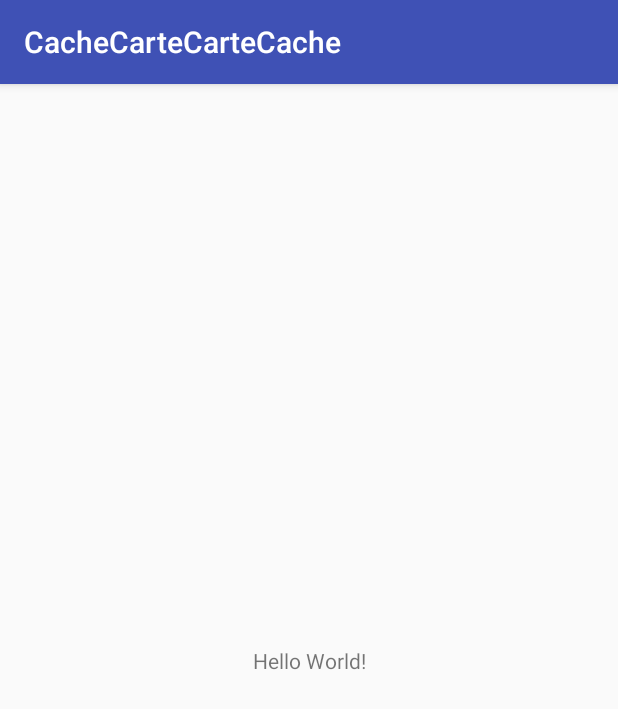
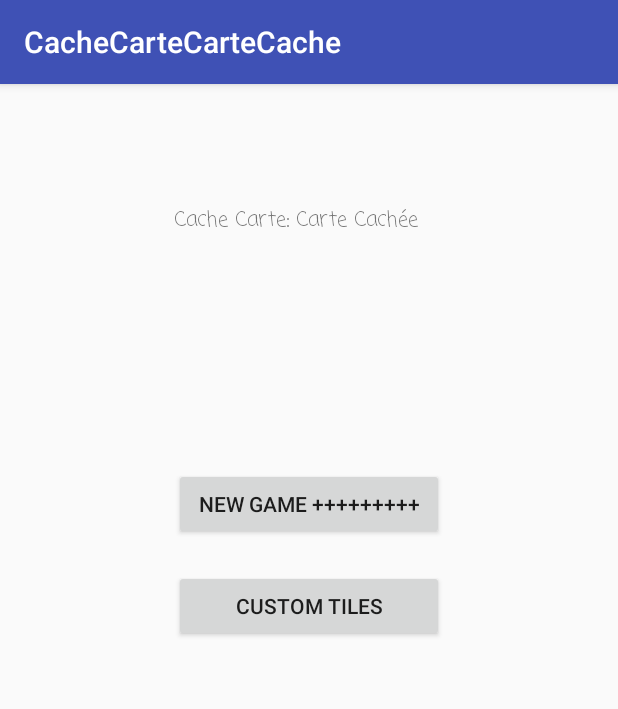
Before and after one commit to ThimbleDice/ProjetAndroid, an Android app: the screen it shows after launch (MainActivity), on a phone screen of 412 x 824 dp. Shown: the top 709 px of the screen. Run offline under Robolectric (Android 15) with nearby library versions, the phone set to English and light mode, and no system bars.

Commit message:
activity and shit

```diff
--- a/app/src/main/AndroidManifest.xml
+++ b/app/src/main/AndroidManifest.xml
@@ -16,6 +16,8 @@
                 <category android:name="android.intent.category.LAUNCHER" />
             </intent-filter>
         </activity>
+        <activity android:name=".GameActivity" />
+        <activity android:name=".CustomTilesActivity"></activity>
     </application>
 
 </manifest>
--- a/app/src/main/java/cachecartecartecache/emp/com/cachecartecartecache/MainActivity.java
+++ b/app/src/main/java/cachecartecartecache/emp/com/cachecartecartecache/MainActivity.java
@@ -1,7 +1,9 @@
 package cachecartecartecache.emp.com.cachecartecartecache;
 
+import android.content.Intent;
 import android.support.v7.app.AppCompatActivity;
 import android.os.Bundle;
+import android.view.View;
 
 public class MainActivity extends AppCompatActivity {
 
@@ -9,5 +11,31 @@ public class MainActivity extends AppCompatActivity {
     protected void onCreate(Bundle savedInstanceState) {
         super.onCreate(savedInstanceState);
         setContentView(R.layout.activity_main);
+        setListener();
+    }
+
+    private void setListener(){
+        findViewById(R.id.btn_play).setOnClickListener(new View.OnClickListener() {
+            @Override
+            public void onClick(View v) {
+                sendToNewGame();
+            }
+        });
+        findViewById(R.id.btn_custom).setOnClickListener(new View.OnClickListener() {
+            @Override
+            public void onClick(View v) {
+                sendToCustom();
+            }
+        });
+    }
+
+    private void sendToNewGame(){
+        Intent sendToNewGame = new Intent(this, GameActivity.class);
+        startActivity(sendToNewGame);
+    }
+
+    private void sendToCustom(){
+        Intent sendToCustomTiles = new Intent(this, CustomTilesActivity.class);
+        startActivity(sendToCustomTiles);
     }
 }
--- a/app/src/main/res/layout/activity_main.xml
+++ b/app/src/main/res/layout/activity_main.xml
@@ -6,13 +6,40 @@
     android:layout_height="match_parent"
     tools:context=".MainActivity">
 
+    <Button
+        android:id="@+id/btn_play"
+        android:layout_width="180dp"
+        android:layout_height="wrap_content"
+        android:layout_marginEnd="8dp"
+        android:layout_marginStart="8dp"
+        android:layout_marginTop="132dp"
+        android:text="New Game +++++++++"
+        app:layout_constraintEnd_toEndOf="parent"
+        app:layout_constraintStart_toStartOf="parent"
+        app:layout_constraintTop_toBottomOf="@+id/textView" />
+
+    <Button
+        android:id="@+id/btn_custom"
+        android:layout_width="180dp"
+        android:layout_height="wrap_content"
+        android:layout_marginEnd="8dp"
+        android:layout_marginStart="8dp"
+        android:layout_marginTop="20dp"
+        android:text="Custom Tiles"
+        app:layout_constraintEnd_toEndOf="parent"
+        app:layout_constraintStart_toStartOf="parent"
+        app:layout_constraintTop_toBottomOf="@+id/btn_play" />
+
     <TextView
-        android:layout_width="wrap_content"
-        android:layout_height="wrap_content"
-        android:text="Hello World!"
-        app:layout_constraintBottom_toBottomOf="parent"
-        app:layout_constraintLeft_toLeftOf="parent"
-        app:layout_constraintRight_toRightOf="parent"
+        android:id="@+id/textView"
+        android:layout_width="180dp"
+        android:layout_height="44dp"
+        android:layout_marginEnd="8dp"
+        android:layout_marginStart="8dp"
+        android:layout_marginTop="80dp"
+        android:fontFamily="casual"
+        android:text="Cache Carte: Carte Cachée"
+        app:layout_constraintEnd_toEndOf="parent"
+        app:layout_constraintStart_toStartOf="parent"
         app:layout_constraintTop_toTopOf="parent" />
-
 </android.support.constraint.ConstraintLayout>
```
Also changed, not shown: app/src/main/java/cachecartecartecache/emp/com/cachecartecartecache/CustomTilesActivity.java (added, +13 -0 lines), app/src/main/java/cachecartecartecache/emp/com/cachecartecartecache/GameActivity.java (added, +13 -0 lines), app/src/main/res/layout/activity_custom_tiles.xml (added, +9 -0 lines), app/src/main/res/layout/activity_game.xml (added, +9 -0 lines), 2 other files.
